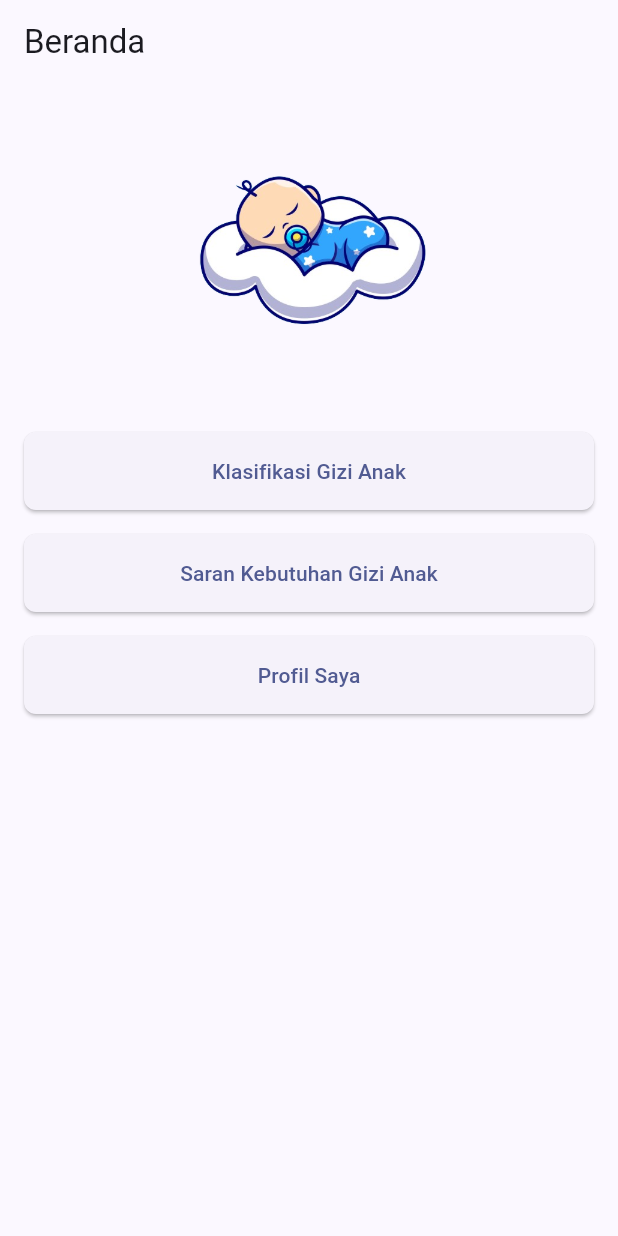
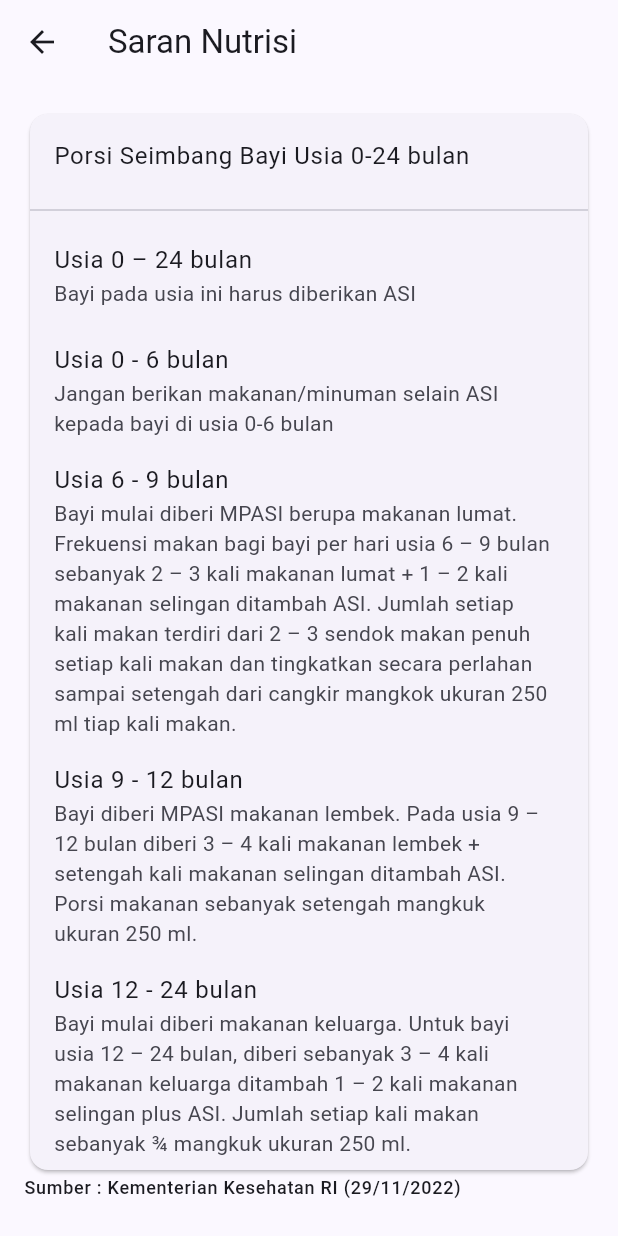
Before and after one commit to rfaturriza/rakan_aneuk, a Flutter app: the screen it shows once a user with an empty profile is signed in, after a tap on "Saran Kebutuhan Gizi Anak", on a phone screen of 412 x 824 dp. Run offline on Flutter 3.47's test engine with Material 3 defaults, Android fonts, the phone set to English and light mode, and no system bars; our stand-ins replace cloud_firestore, firebase_auth, firebase_core; accounts and stored records are empty.

Commit message:
add suggestion screen

```diff
--- a/lib/home/home_screen.dart
+++ b/lib/home/home_screen.dart
@@ -1,5 +1,6 @@
 import 'package:flutter/material.dart';
 import 'package:rakan_aneuk/classification/classification_screen.dart';
+import 'package:rakan_aneuk/nutrition_suggestion/nutrition_suggestion_screen.dart';
 import 'package:rakan_aneuk/profile/profile_screen.dart';
 
 class HomeScreen extends StatefulWidget {
@@ -63,7 +64,9 @@ class _MenuSection extends StatelessWidget {
         ),
         const SizedBox(height: 16),
         ElevatedButton(
-          onPressed: () {},
+          onPressed: () {
+            Navigator.of(context).pushNamed(NutritionSuggestionScreen.routeName);
+          },
           child: const Text('Saran Kebutuhan Gizi Anak'),
         ),
         const SizedBox(height: 16),
--- /dev/null
+++ b/lib/nutrition_suggestion/nutrition_suggestion_screen.dart
@@ -0,0 +1,61 @@
+import 'package:flutter/material.dart';
+
+class NutritionSuggestionScreen extends StatelessWidget {
+  static const routeName = '/suggestion';
+  const NutritionSuggestionScreen({super.key});
+
+  @override
+  Widget build(BuildContext context) {
+    return Scaffold(
+      appBar: AppBar(
+        title: const Text('Saran Nutrisi'),
+      ),
+      body: ListView(
+        padding: const EdgeInsets.all(16),
+        children: <Widget>[
+          const Card(
+            child: Column(
+              children: <Widget>[
+                ListTile(
+                  title: Text('Porsi Seimbang Bayi Usia 0-24 bulan'),
+                ),
+                Divider(),
+                ListTile(
+                  title: Text('Usia 0 – 24 bulan'),
+                  subtitle: Text('Bayi pada usia ini harus diberikan ASI'),
+                ),
+                ListTile(
+                  title: Text('Usia 0 - 6 bulan'),
+                  subtitle: Text(
+                      'Jangan berikan makanan/minuman selain ASI kepada bayi di usia 0-6 bulan'),
+                ),
+                ListTile(
+                  title: Text('Usia 6 - 9 bulan'),
+                  subtitle: Text(
+                    'Bayi mulai diberi MPASI berupa makanan lumat. Frekuensi makan bagi bayi per hari usia 6 – 9 bulan sebanyak 2 – 3 kali makanan lumat + 1 – 2 kali makanan selingan ditambah ASI. Jumlah setiap kali makan terdiri dari 2 – 3 sendok makan penuh setiap kali makan dan tingkatkan secara perlahan sampai setengah dari cangkir mangkok ukuran 250 ml tiap kali makan.',
+                  ),
+                ),
+                ListTile(
+                  title: Text('Usia 9 - 12 bulan'),
+                  subtitle: Text(
+                    'Bayi diberi MPASI makanan lembek. Pada usia 9 – 12 bulan diberi 3 – 4 kali makanan lembek + setengah kali makanan selingan ditambah ASI. Porsi makanan sebanyak setengah mangkuk ukuran 250 ml.',
+                  ),
+                ),
+                ListTile(
+                  title: Text('Usia 12 - 24 bulan'),
+                  subtitle: Text(
+                    'Bayi mulai diberi makanan keluarga. Untuk bayi usia 12 – 24 bulan, diberi sebanyak 3 – 4 kali makanan keluarga ditambah 1 – 2 kali makanan selingan plus ASI. Jumlah setiap kali makan sebanyak ¾ mangkuk ukuran 250 ml.',
+                  ),
+                ),
+              ],
+            ),
+          ),
+          Text(
+            'Sumber : Kementerian Kesehatan RI (29/11/2022)',
+            style: Theme.of(context).textTheme.labelMedium,
+          ),
+        ],
+      ),
+    );
+  }
+}
--- a/lib/routes.dart
+++ b/lib/routes.dart
@@ -1,4 +1,5 @@
 import 'package:flutter/material.dart';
+import 'package:rakan_aneuk/nutrition_suggestion/nutrition_suggestion_screen.dart';
 import 'package:rakan_aneuk/profile/edit_profile_screen.dart';
 import 'package:rakan_aneuk/profile/profile_screen.dart';
 
@@ -19,4 +20,6 @@ Map<String, Widget Function(BuildContext)> routes = <String, WidgetBuilder>{
   ClassificationScreen.routeName: (context) => const ClassificationScreen(),
   ClassificationResultScreen.routeName: (context) =>
       const ClassificationResultScreen(),
+  NutritionSuggestionScreen.routeName: (context) =>
+      const NutritionSuggestionScreen(),
 };
```
